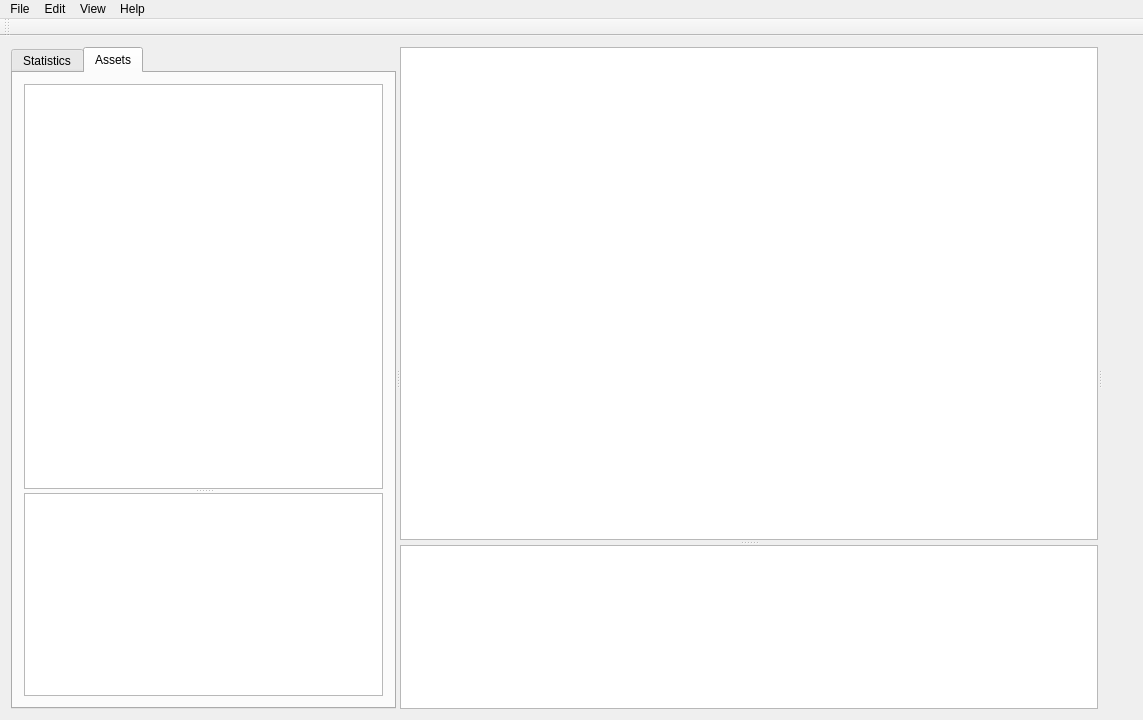
Above: NAMSC_editor/NAMSC_editor.ui from NAMSCdev/NAMSC before the change. Below: the same form after it.
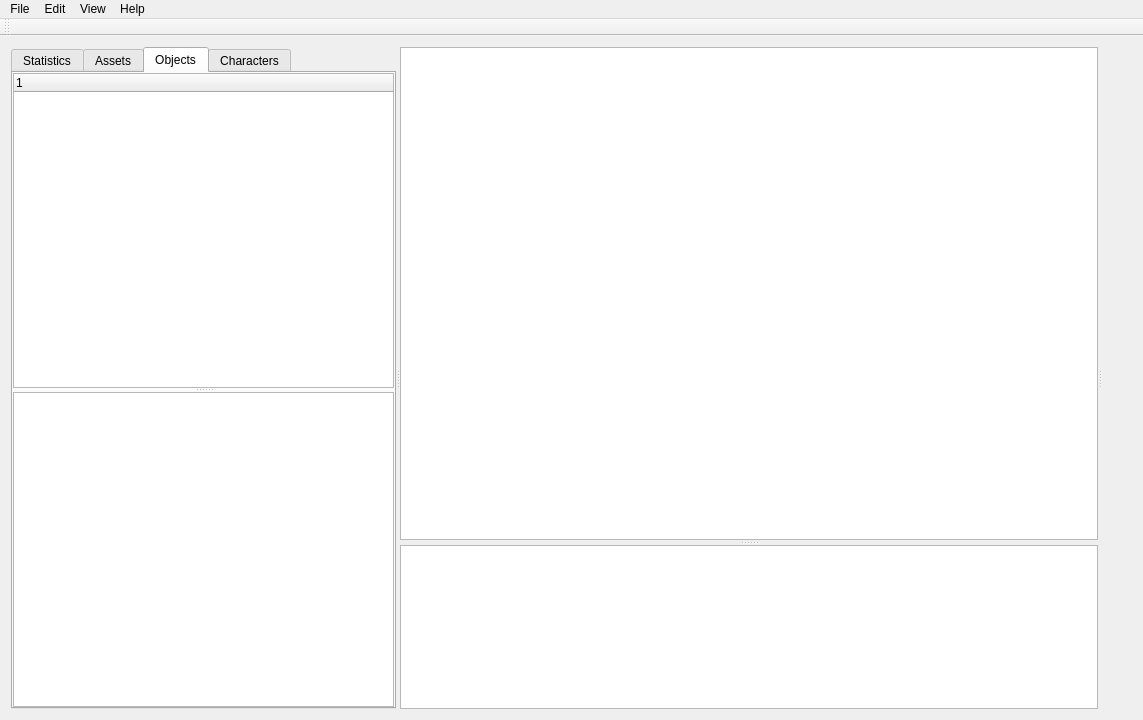
That is the form after the change. Custom widgets are drawn as their Qt base class.

```diff
--- a/NAMSC_editor/NAMSC_editor.ui
+++ b/NAMSC_editor/NAMSC_editor.ui
@@ -46,7 +46,7 @@
         </size>
        </property>
        <property name="currentIndex">
-        <number>1</number>
+        <number>2</number>
        </property>
        <widget class="QWidget" name="statisticsTab">
         <property name="sizePolicy">
@@ -143,6 +143,18 @@
          <string>Assets</string>
         </attribute>
         <layout class="QVBoxLayout" name="verticalLayout_12">
+         <property name="leftMargin">
+          <number>0</number>
+         </property>
+         <property name="topMargin">
+          <number>0</number>
+         </property>
+         <property name="rightMargin">
+          <number>0</number>
+         </property>
+         <property name="bottomMargin">
+          <number>0</number>
+         </property>
          <item>
           <widget class="QSplitter" name="assetsSplitter">
            <property name="sizePolicy">
@@ -237,6 +249,74 @@
          </item>
         </layout>
        </widget>
+       <widget class="QWidget" name="objectsTab">
+        <attribute name="title">
+         <string>Objects</string>
+        </attribute>
+        <layout class="QVBoxLayout" name="verticalLayout">
+         <property name="leftMargin">
+          <number>0</number>
+         </property>
+         <property name="topMargin">
+          <number>0</number>
+         </property>
+         <property name="rightMargin">
+          <number>0</number>
+         </property>
+         <property name="bottomMargin">
+          <number>0</number>
+         </property>
+         <item>
+          <widget class="QSplitter" name="objectsSplitter">
+           <property name="orientation">
+            <enum>Qt::Vertical</enum>
+           </property>
+           <widget class="ObjectsTree" name="objectsTree">
+            <column>
+             <property name="text">
+              <string notr="true">1</string>
+             </property>
+            </column>
+           </widget>
+           <widget class="Preview" name="objectsPreview"/>
+          </widget>
+         </item>
+        </layout>
+       </widget>
+       <widget class="QWidget" name="charactersTab">
+        <attribute name="title">
+         <string>Characters</string>
+        </attribute>
+        <layout class="QVBoxLayout" name="verticalLayout_2">
+         <property name="leftMargin">
+          <number>0</number>
+         </property>
+         <property name="topMargin">
+          <number>0</number>
+         </property>
+         <property name="rightMargin">
+          <number>0</number>
+         </property>
+         <property name="bottomMargin">
+          <number>0</number>
+         </property>
+         <item>
+          <widget class="QSplitter" name="charactersSplitter">
+           <property name="orientation">
+            <enum>Qt::Vertical</enum>
+           </property>
+           <widget class="QTreeWidget" name="charactersTree">
+            <column>
+             <property name="text">
+              <string notr="true">1</string>
+             </property>
+            </column>
+           </widget>
+           <widget class="Preview" name="charactersPreview"/>
+          </widget>
+         </item>
+        </layout>
+       </widget>
       </widget>
       <widget class="QSplitter" name="middlePanel">
        <property name="sizePolicy">
@@ -543,6 +623,11 @@
    <extends>QGraphicsView</extends>
    <header>Preview.h</header>
   </customwidget>
+  <customwidget>
+   <class>ObjectsTree</class>
+   <extends>QTreeWidget</extends>
+   <header>ObjectsTree.h</header>
+  </customwidget>
  </customwidgets>
  <resources>
   <include location="NAMSC_editor.qrc"/>
```
Left out of the diff: 2 changed lines with no effect on the pictures.
